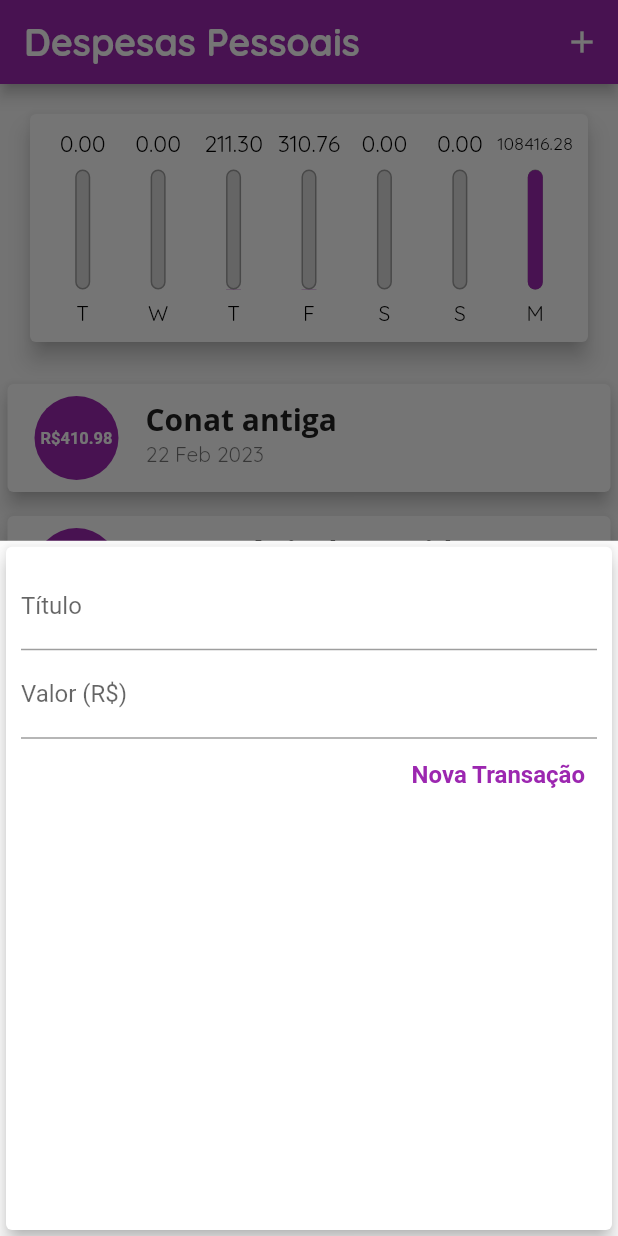
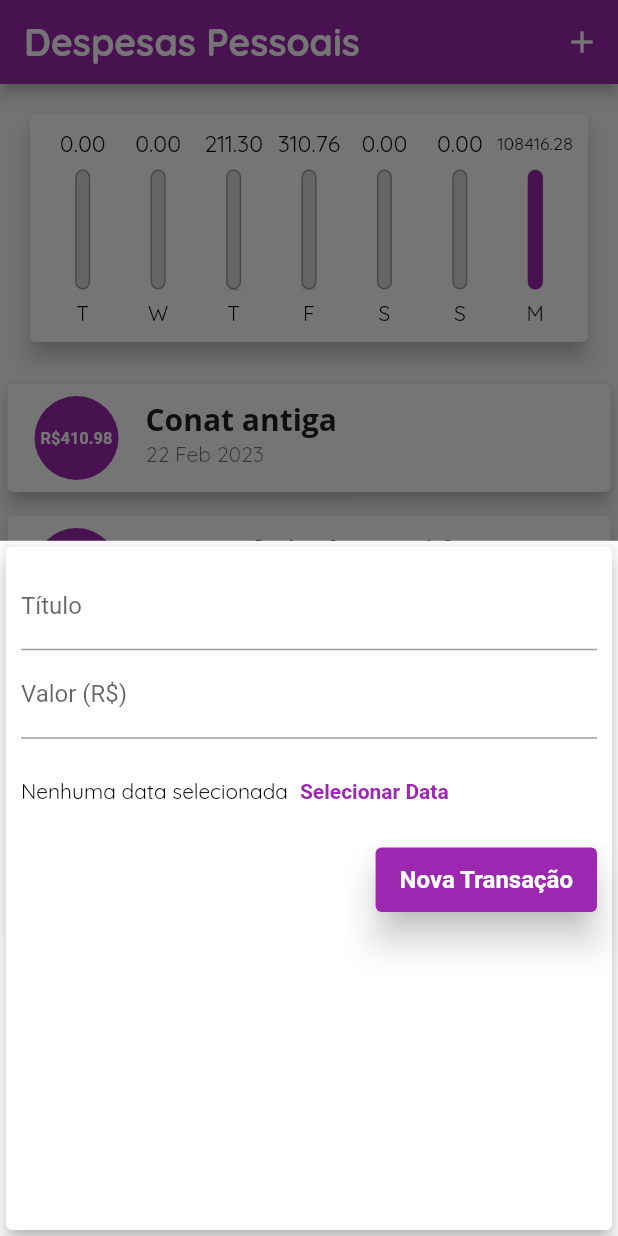
Before and after one commit to JhollRibeiro/Flutter-Cod3r-Projeto_DespesasPessoais, a Flutter app: the screen it shows after launch, after a tap on the "add" icon, on a phone screen of 412 x 824 dp. Run offline on Flutter 3.47's test engine with Material 2 defaults, Android fonts, the phone set to English and light mode, and no system bars; missing offline and left inert: dart:ffi.

Commit message:
Seção 4 - App Despesas Pessoais - Aula 131 - Preparando Formulário

```diff
--- a/expenses/lib/components/transaction_form.dart
+++ b/expenses/lib/components/transaction_form.dart
@@ -48,17 +48,39 @@ class _TransactionFormState extends State<TransactionForm> {
                 labelText: 'Valor (R\$)',
               ),
             ),
+            SizedBox(
+              height: 70,
+              child: Row(
+                children: <Widget>[
+                  const Text('Nenhuma data selecionada'),
+                  TextButton(
+                    onPressed: () {},
+                    child: const Text(
+                      'Selecionar Data',
+                      style: TextStyle(
+                        fontWeight: FontWeight.bold,
+                      ),
+                    ),
+                  )
+                ],
+              ),
+            ),
             Row(
               mainAxisAlignment: MainAxisAlignment.end,
               children: [
-                TextButton(
+                ElevatedButton(
                   onPressed: _submitForm,
-                  child: const Text(
-                    'Nova Transação',
-                    style: TextStyle(
-                      color: Colors.purple,
-                      fontSize: 16,
-                      fontWeight: FontWeight.bold,
+                  style: ButtonStyle(
+                    elevation: MaterialStateProperty.all(10),
+                  ),
+                  child: const Padding(
+                    padding: EdgeInsets.only(bottom: 12, top: 12),
+                    child: Text(
+                      'Nova Transação',
+                      style: TextStyle(
+                        fontSize: 16,
+                        fontWeight: FontWeight.bold,
+                      ),
                     ),
                   ),
                 ),
```
